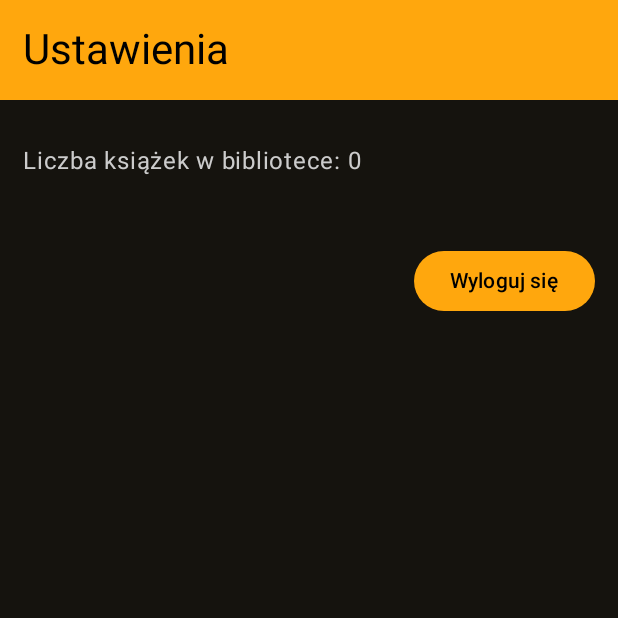
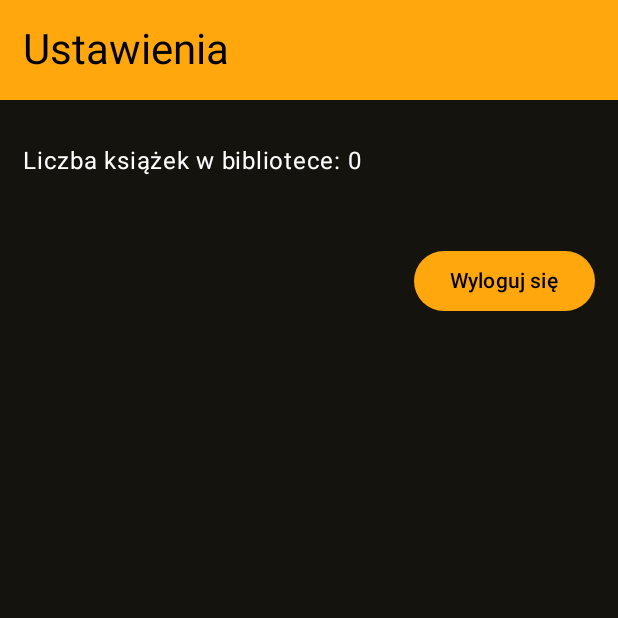
Before and after one commit to WerWin09/BookKeeper, an Android app built with Jetpack Compose: the SettingsScreen screen opened through its navigation route, on a phone screen of 412 x 824 dp, the top half of it. Run offline under Robolectric (Android 15) with nearby library versions, the phone set to English and light mode, and no system bars; our stand-ins replace Firebase (no records; nobody signed in at launch, a user with empty details on screens opened directly), Room's generated code.

Commit message:
Dodanie design 1.1

```diff
--- a/app/src/main/java/com/example/bookkeeper/userHomeInterface/AllBooksScreen.kt
+++ b/app/src/main/java/com/example/bookkeeper/userHomeInterface/AllBooksScreen.kt
@@ -135,7 +135,7 @@ fun AllBooksScreen(
 
                                 Column {
                                     Text(book.title, style = MaterialTheme.typography.titleMedium, color = Color.White)
-                                    Text(book.author, style = MaterialTheme.typography.bodyMedium, color = Color.LightGray)
+                                    Text(book.author, style = MaterialTheme.typography.bodyMedium, color = Color.White)
                                 }
                             }
                         }
--- a/app/src/main/java/com/example/bookkeeper/userHomeInterface/FilterDialogs.kt
+++ b/app/src/main/java/com/example/bookkeeper/userHomeInterface/FilterDialogs.kt
@@ -44,7 +44,7 @@ fun CombinedFilterDialog(
                 Text(
                     "Filtruj książki",
                     style = MaterialTheme.typography.headlineSmall,
-                    color = Color.LightGray
+                    color = Color.White
                 )
                 Spacer(modifier = Modifier.height(16.dp))
 
@@ -83,7 +83,7 @@ fun CombinedFilterDialog(
                 // Przycisk Zamknij
                 Row(modifier = Modifier.fillMaxWidth(), horizontalArrangement = Arrangement.End) {
                     TextButton(onClick = onDismiss) {
-                        Text("Zamknij", color = Color.LightGray)
+                        Text("Zamknij", color = Color.White)
                     }
                 }
             }
@@ -114,7 +114,7 @@ private fun FilterRow(
         Spacer(Modifier.width(8.dp))
         Text(
             label,
-            color = Color.LightGray,
+            color = Color.White,
             style = MaterialTheme.typography.bodyMedium
         )
     }
--- a/app/src/main/java/com/example/bookkeeper/userHomeInterface/SettingsScreen.kt
+++ b/app/src/main/java/com/example/bookkeeper/userHomeInterface/SettingsScreen.kt
@@ -38,7 +38,7 @@ fun SettingsScreen(
         Text(
             text = "Liczba książek w bibliotece: ${viewModel.booksCount}",
             style = MaterialTheme.typography.bodyLarge,
-            color = Color.LightGray,
+            color = Color.White,
             modifier = Modifier
                 .padding(15.dp)
         )
--- a/app/src/main/java/com/example/bookkeeper/userHomeInterface/StatusSection.kt
+++ b/app/src/main/java/com/example/bookkeeper/userHomeInterface/StatusSection.kt
@@ -25,7 +25,10 @@ fun StatusSection(
     status: String,
     books: List<BookEntity>,
     onSectionClick: () -> Unit,
-    onBookClick: (Int) -> Unit
+    onBookClick: (Int) -> Unit,
+    textColor: Color = Color.White,
+    authorColor: Color = Color.White
+
 ) {
     Box(
         modifier = Modifier
@@ -60,7 +63,7 @@ fun StatusSection(
                     Text(
                         text = "Nie posiadasz żadnej przypisanej książki w tej kategorii",
                         style = MaterialTheme.typography.bodyMedium,
-                        color = Color.LightGray
+                        color = Color.White
                     )
                 }
             } else {
--- a/app/src/main/java/com/example/bookkeeper/userHomeInterface/UserBooksScreen.kt
+++ b/app/src/main/java/com/example/bookkeeper/userHomeInterface/UserBooksScreen.kt
@@ -1,5 +1,6 @@
 package com.example.bookkeeper.userHomeInterface
 
+import android.R.attr.textColor
 import android.util.Log
 import androidx.compose.foundation.Image
 import androidx.compose.foundation.background
@@ -49,7 +50,6 @@ fun UserBooksScreen(
         topBar = {
             TopAppBar(
                 title = { Text("Twoje książki", color = Color.Black) },
-                modifier = Modifier,
                 windowInsets = WindowInsets(0, 0, 0, 0),
                 colors = TopAppBarDefaults.smallTopAppBarColors(containerColor = MainColor),
                 actions = {
@@ -57,11 +57,7 @@ fun UserBooksScreen(
                         Icon(Icons.Default.FilterAlt, contentDescription = "Filtruj", tint = Color.Black)
                     }
                 }
-
-
             )
-            val insets = WindowInsets.systemBars.asPaddingValues()
-            Log.d("INSETS_DEBUG", "Top: ${insets.calculateTopPadding()}, Bottom: ${insets.calculateBottomPadding()}")
         },
         floatingActionButton = {
             FloatingActionButton(
@@ -72,14 +68,12 @@ fun UserBooksScreen(
                 Icon(Icons.Default.Add, contentDescription = "Dodaj książkę")
             }
         }
-
     ) { innerPadding ->
         Box(
             modifier = Modifier
                 .fillMaxSize()
                 .padding(innerPadding)
         ) {
-            // Tło w środku Scaffolda
             Image(
                 painter = painterResource(R.drawable.background),
                 contentDescription = null,
@@ -98,8 +92,12 @@ fun UserBooksScreen(
                             query = it
                             viewModel.searchBooks(it)
                         },
-                        placeholder = { Text("Wyszukaj książki") },
-                        leadingIcon = { Icon(Icons.Default.Search, contentDescription = null) },
+                        placeholder = {
+                            Text("Wyszukaj książki", color = Color.White)
+                        },
+                        leadingIcon = {
+                            Icon(Icons.Default.Search, contentDescription = null, tint = Color.White)
+                        },
                         shape = RoundedCornerShape(8.dp),
                         modifier = Modifier
                             .fillMaxWidth()
@@ -107,11 +105,13 @@ fun UserBooksScreen(
                             .background(color = SecondBackgroundColor, shape = RoundedCornerShape(8.dp)),
                         colors = OutlinedTextFieldDefaults.colors(
                             focusedBorderColor = SecondBackgroundColor,
-                            unfocusedBorderColor = SecondBackgroundColor
+                            unfocusedBorderColor = SecondBackgroundColor,
+                            cursorColor = Color.White,
+                            focusedTextColor = Color.White,
+                            unfocusedTextColor = Color.White
                         )
                     )
                 }
-
 
                 item {
                     if (selectedCategory != null || selectedAuthor != null) {
@@ -127,7 +127,7 @@ fun UserBooksScreen(
                                 selectedAuthor = null
                                 viewModel.resetFilters()
                             }) {
-                                Text("Wyczyść filtry")
+                                Text("Wyczyść filtry", color = Color.White)
                             }
                         }
                     }
@@ -143,10 +143,13 @@ fun UserBooksScreen(
                             status = status,
                             books = booksForStatus,
                             onSectionClick = { onStatusClick(status) },
-                            onBookClick = onBookClick
+                            onBookClick = onBookClick,
+                            textColor = Color.White,
+                            authorColor = Color.White
                         )
                     }
                 }
+
             }
 
             CombinedFilterDialog(
@@ -165,24 +168,6 @@ fun UserBooksScreen(
                 },
                 onDismiss = { showFilterDialog = false }
             )
-
-            CombinedFilterDialog(
-                showDialog = showFilterDialog,
-                categories = viewModel.categories.collectAsState().value,
-                authors = viewModel.author.collectAsState().value,
-                selectedCategory = null, // lub pamiętaj wybrane, jeśli chcesz
-                selectedAuthor = null,
-                onCategorySelected = {
-                    viewModel.filterByCategory(it)
-                    showFilterDialog = false
-                },
-                onAuthorSelected = {
-                    viewModel.filterByAuthor(it)
-                    showFilterDialog = false
-                },
-                onDismiss = { showFilterDialog = false }
-            )
-
         }
     }
 }
```
Also changed, not shown: app/src/main/java/com/example/bookkeeper/userAccount/AuthScreen.kt (+7 -7 lines).
